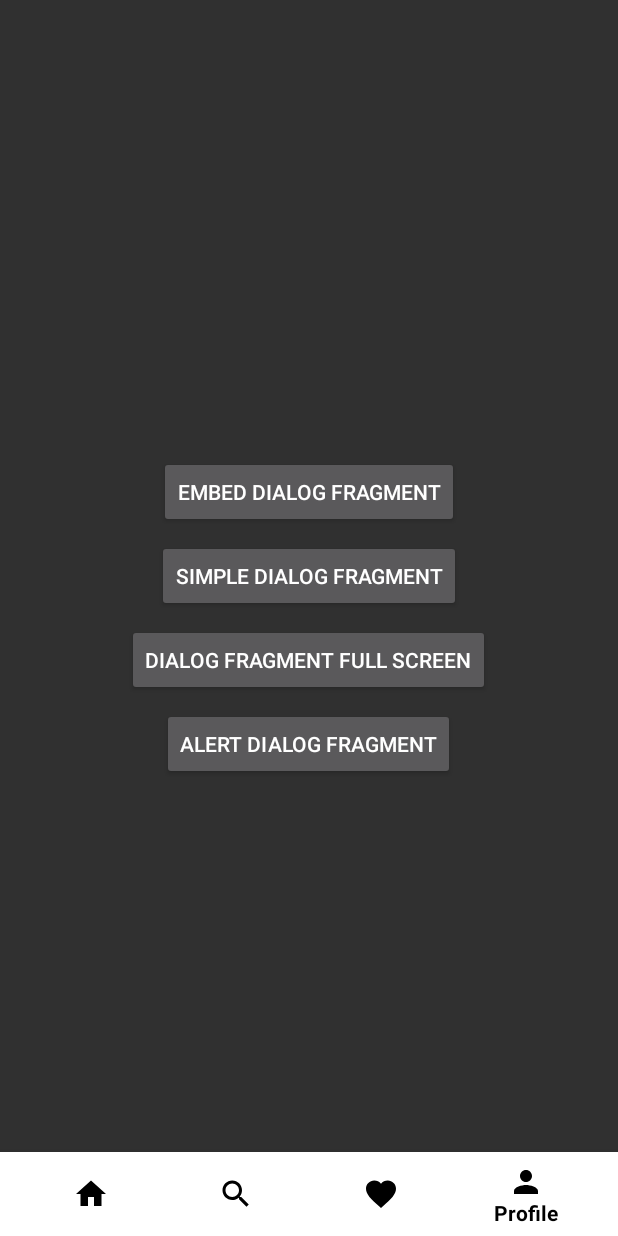
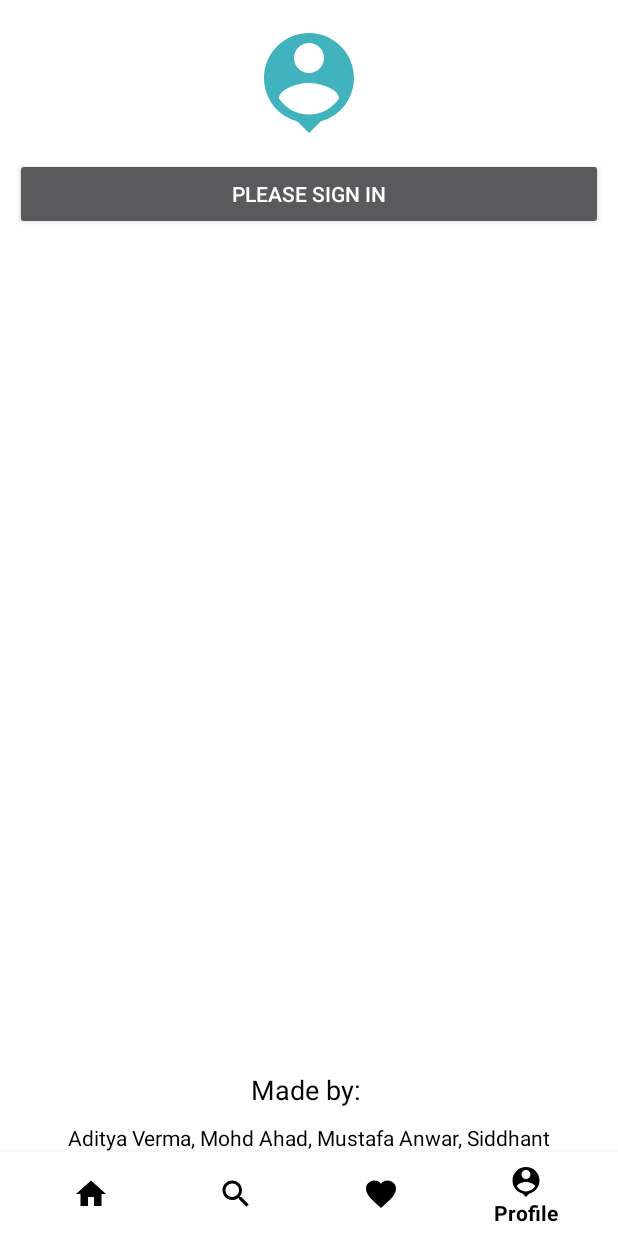
Before and after one commit to ahadmohd407/GeolocatorApplication2, an Android app: the screen it shows after launch (MainActivity), item 4 of the bottom bar chosen, on a phone screen of 412 x 824 dp. Run offline under Robolectric (Android 15) with nearby library versions, the light colour scheme and no system bars; our stand-ins replace Firebase (no records; nobody signed in at launch, a user with empty details on screens opened directly).

Commit message:
profile fragment

```diff
--- a/app/src/main/java/com/geolocatorapplication/Fragments/Signup_Main.java
+++ b/app/src/main/java/com/geolocatorapplication/Fragments/Signup_Main.java
@@ -72,9 +72,10 @@ public class Signup_Main extends Fragment {
                                     Toast.makeText(getActivity(),"SignUp Unsuccessful, Please Try Again",Toast.LENGTH_SHORT).show();
                                 }
                                 else {
+
                                     getActivity(). getFragmentManager(). popBackStack();
-                                     String value = getArguments().getString("Location");
-                                    FirebaseFirestore db=FirebaseFirestore.getInstance();
+//                                     String value = getArguments().getString("Location");
+//                                    FirebaseFirestore db=FirebaseFirestore.getInstance();
 
 
 
--- a/app/src/main/java/com/geolocatorapplication/Fragments/ThirdFragment.java
+++ b/app/src/main/java/com/geolocatorapplication/Fragments/ThirdFragment.java
@@ -11,107 +11,54 @@ import androidx.fragment.app.Fragment;
 import androidx.fragment.app.FragmentTransaction;
 
 import com.geolocatorapplication.R;
+import com.google.firebase.auth.FirebaseAuth;
+
+import org.w3c.dom.Text;
 
 
-public class ThirdFragment extends DialogFragment implements View.OnClickListener {
-    Button btnEmbedDialogFragment, btnDialogFragment, btnDialogFragmentFullScreen, btnAlertDialogFragment;
-    TextView textView;
+public class ThirdFragment extends Fragment {
 
-    View view;
-    Button firstButton;
-
+    TextView user_text;
+    Button signin,signout;
+    FirebaseAuth auth;
     @Override
     public View onCreateView(LayoutInflater inflater, ViewGroup container,
                              Bundle savedInstanceState) {
-// Inflate the layout for this fragment
-        view = inflater.inflate(R.layout.fragment_third, container, false);
-// get the reference of Button
-        textView = view.findViewById(R.id.textView);
-        btnEmbedDialogFragment = view.findViewById(R.id.btnEmbedDialogFragment);
-        btnDialogFragment = view.findViewById(R.id.btnDialogFragment);
-        btnDialogFragmentFullScreen = view.findViewById(R.id.btnDialogFragmentFullScreen);
-        btnAlertDialogFragment = view.findViewById(R.id.btnAlertDialogFragment);
 
-        btnEmbedDialogFragment.setOnClickListener(this);
-        btnDialogFragment.setOnClickListener(this);
-        btnDialogFragmentFullScreen.setOnClickListener(this);
-        btnAlertDialogFragment.setOnClickListener(this);
-
-        firstButton = (Button) view.findViewById(R.id.secondButton);
-// perform setOnClickListener on first Button
-
-
-
+      View  view = inflater.inflate(R.layout.fragment_third, container, false);
+      signin=view.findViewById(R.id.sign_in);
+      signout=view.findViewById(R.id.sign_out);
+      user_text=view.findViewById(R.id.user_text);
+      auth=FirebaseAuth.getInstance();
+      if(auth.getCurrentUser()==null){
+          user_text.setVisibility(View.GONE);
+          signin.setVisibility(View.VISIBLE);
+          signout.setVisibility(View.GONE);
+      }
+      else{
+          user_text.setText("Welcome "+auth.getCurrentUser().getEmail());
+          user_text.setVisibility(View.VISIBLE);
+          signin.setVisibility(View.GONE);
+          signout.setVisibility(View.VISIBLE);
+      }
+      signout.setOnClickListener(new View.OnClickListener() {
+          @Override
+          public void onClick(View view) {
+              auth.signOut();
+              signin.setVisibility(View.VISIBLE);
+              signout.setVisibility(View.GONE);
+              user_text.setVisibility(View.GONE);
+          }
+      });
+      signin.setOnClickListener(new View.OnClickListener() {
+          @Override
+          public void onClick(View view) {
+              Signup_Main main=new Signup_Main();
+              getActivity().getSupportFragmentManager().beginTransaction().replace(R.id.frameLayout,main).commit();
+          }
+      });
         return view;
     }
 
-    @Override
-    public void onClick(View view) {
-        switch (view.getId()) {
-            case R.id.btnEmbedDialogFragment:
-                MyDialogFragment dialogFragment = new MyDialogFragment();
 
-                FragmentTransaction ft = getFragmentManager().beginTransaction();
-
-                ft.replace(R.id.frameLayout, dialogFragment);
-                ft.commit();
-                break;
-
-            case R.id.btnDialogFragment:
-                dialogFragment = new MyDialogFragment();
-
-                Bundle bundle = new Bundle();
-                bundle.putBoolean("notAlertDialog", true);
-
-                dialogFragment.setArguments(bundle);
-
-                ft = getFragmentManager().beginTransaction();
-                Fragment prev = getFragmentManager().findFragmentByTag("dialog");
-                if (prev != null) {
-                    ft.remove(prev);
-                }
-                ft.addToBackStack(null);
-
-
-                dialogFragment.show(ft, "dialog");
-                break;
-
-            case R.id.btnDialogFragmentFullScreen:
-                dialogFragment = new MyDialogFragment();
-
-                bundle = new Bundle();
-                bundle.putString("email", "xyz@gmail.com");
-                bundle.putBoolean("fullScreen", true);
-                bundle.putBoolean("notAlertDialog", true);
-
-                dialogFragment.setArguments(bundle);
-
-
-                ft = getFragmentManager().beginTransaction();
-                prev = getFragmentManager().findFragmentByTag("dialog");
-                if (prev != null) {
-                    ft.remove(prev);
-                }
-                ft.addToBackStack(null);
-
-
-                dialogFragment.show(ft, "dialog");
-                break;
-
-            case R.id.btnAlertDialogFragment:
-                dialogFragment = new MyDialogFragment();
-
-
-                ft = getFragmentManager().beginTransaction();
-                prev = getFragmentManager().findFragmentByTag("dialog");
-                if (prev != null) {
-                    ft.remove(prev);
-                }
-                ft.addToBackStack(null);
-
-
-                dialogFragment.show(ft, "dialog");
-                break;
-        }
-    }
 }
--- a/app/src/main/res/drawable/profile.xml
+++ b/app/src/main/res/drawable/profile.xml
@@ -1,10 +1,5 @@
-<vector xmlns:android="http://schemas.android.com/apk/res/android"
-    android:width="24dp"
-    android:height="24dp"
-    android:viewportWidth="24"
-    android:viewportHeight="24"
-    android:tint="?attr/colorControlNormal">
-  <path
-      android:fillColor="@android:color/white"
-      android:pathData="M12,12c2.21,0 4,-1.79 4,-4s-1.79,-4 -4,-4 -4,1.79 -4,4 1.79,4 4,4zM12,14c-2.67,0 -8,1.34 -8,4v2h16v-2c0,-2.66 -5.33,-4 -8,-4z"/>
+<vector android:height="80dp" android:tint="#41B3BF"
+    android:viewportHeight="24" android:viewportWidth="24"
+    android:width="80dp" xmlns:android="http://schemas.android.com/apk/res/android">
+    <path android:fillColor="@android:color/white" android:pathData="M12,2c-4.97,0 -9,4.03 -9,9 0,4.17 2.84,7.67 6.69,8.69L12,22l2.31,-2.31C18.16,18.67 21,15.17 21,11c0,-4.97 -4.03,-9 -9,-9zM12,4c1.66,0 3,1.34 3,3s-1.34,3 -3,3 -3,-1.34 -3,-3 1.34,-3 3,-3zM12,18.3c-2.5,0 -4.71,-1.28 -6,-3.22 0.03,-1.99 4,-3.08 6,-3.08 1.99,0 5.97,1.09 6,3.08 -1.29,1.94 -3.5,3.22 -6,3.22z"/>
 </vector>
--- a/app/src/main/res/layout/fragment_third.xml
+++ b/app/src/main/res/layout/fragment_third.xml
@@ -3,59 +3,69 @@
     xmlns:tools="http://schemas.android.com/tools"
     android:layout_width="match_parent"
     android:layout_height="match_parent"
-    android:orientation="vertical"
+    android:background="@color/white"
     tools:context=".MainActivity">
 
+<ImageView
+    android:id="@+id/profile_image"
+    android:layout_width="wrap_content"
+    android:layout_height="wrap_content"
+    android:src="@drawable/profile"
 
-    <FrameLayout
-        android:id="@+id/frameLayout"
+    android:layout_centerHorizontal="true"
+    android:layout_gravity="center"
+    android:layout_marginTop="15dp"/>
+    <RelativeLayout
+        android:id="@+id/rel_layout"
         android:layout_width="match_parent"
         android:layout_height="wrap_content"
-        android:layout_above="@+id/btnEmbedDialogFragment"
-        android:layout_alignParentTop="true" />
+        android:layout_below="@+id/profile_image">
 
 
     <Button
-        android:id="@+id/btnEmbedDialogFragment"
-        android:layout_width="wrap_content"
+        android:id="@+id/sign_in"
+        android:layout_width="match_parent"
         android:layout_height="wrap_content"
-        android:layout_centerHorizontal="true"
-        android:layout_above="@+id/btnDialogFragment"
-        android:text="EMBED DIALOG FRAGMENT" />
-
-    <Button
-        android:id="@+id/btnDialogFragment"
-        android:layout_width="wrap_content"
-        android:layout_height="wrap_content"
-        android:layout_centerInParent="true"
-        android:layout_marginTop="8dp"
-        android:text="SIMPLE DIALOG FRAGMENT" />
-
-
-    <Button
-        android:id="@+id/btnDialogFragmentFullScreen"
-        android:layout_width="wrap_content"
-        android:layout_height="wrap_content"
-        android:layout_below="@+id/btnDialogFragment"
-        android:layout_centerHorizontal="true"
-        android:layout_marginTop="8dp"
-        android:text="DIALOG FRAGMENT FULL SCREEN" />
-
-
-    <Button
-        android:id="@+id/btnAlertDialogFragment"
-        android:layout_width="wrap_content"
-        android:layout_height="wrap_content"
-        android:layout_below="@+id/btnDialogFragmentFullScreen"
-        android:layout_centerHorizontal="true"
-        android:layout_marginTop="8dp"
-        android:text="Alert Dialog Fragment" />
+        android:layout_margin="10dp"
+        android:text="Please Sign in"
+        />
 
     <TextView
-        android:id="@+id/textView"
-        android:layout_width="wrap_content"
+        android:id="@+id/user_text"
+        android:layout_width="match_parent"
+        android:visibility="gone"
         android:layout_height="wrap_content"
-        android:layout_below="@+id/btnAlertDialogFragment"
-        android:layout_centerHorizontal="true" />
+        android:text="Welcome User"
+        android:layout_margin="10dp"
+        android:textSize="20sp"
+        android:textColor="@color/black"/>
+    </RelativeLayout>
+    <Button
+        android:id="@+id/sign_out"
+        android:visibility="gone"
+        android:layout_below="@id/rel_layout"
+        android:layout_width="match_parent"
+        android:layout_height="wrap_content"
+        android:layout_margin="10dp"
+        android:text="Logout"
+        />
+
+    <TextView
+        android:layout_width="match_parent"
+        android:layout_height="wrap_content"
+        android:layout_above="@+id/made_by"
+        android:textAlignment="center"
+        android:text="Made by: "
+        android:textColor="@color/black"
+        android:textSize="18sp"/>
+    <TextView
+        android:id="@+id/made_by"
+        android:layout_width="match_parent"
+        android:layout_alignParentBottom="true"
+        android:textAlignment="center"
+        android:layout_height="wrap_content"
+        android:textColor="@color/black"
+        android:layout_marginTop="10dp"
+        android:text="Aditya Verma, Mohd Ahad, Mustafa Anwar, Siddhant"/>
 
 </RelativeLayout>
```
Also changed, not shown: app/src/main/java/com/geolocatorapplication/Fragments/Signup_Login.java (+12 -10 lines).
